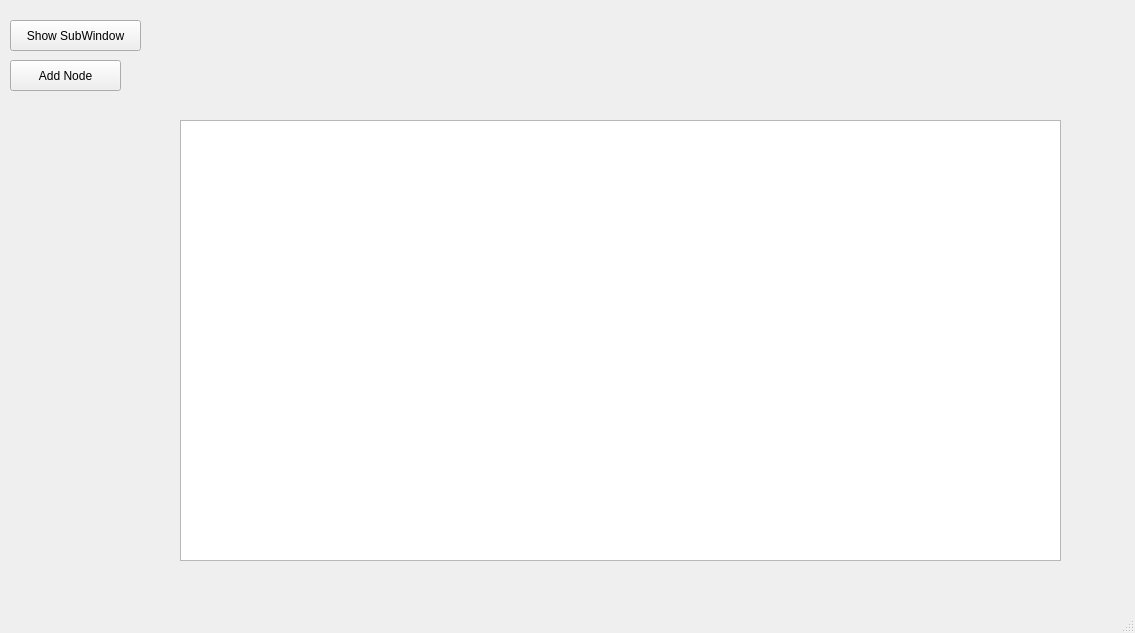
Qt form mainwindow.ui (wenhao801/GraphEditorPlus) before a commit.
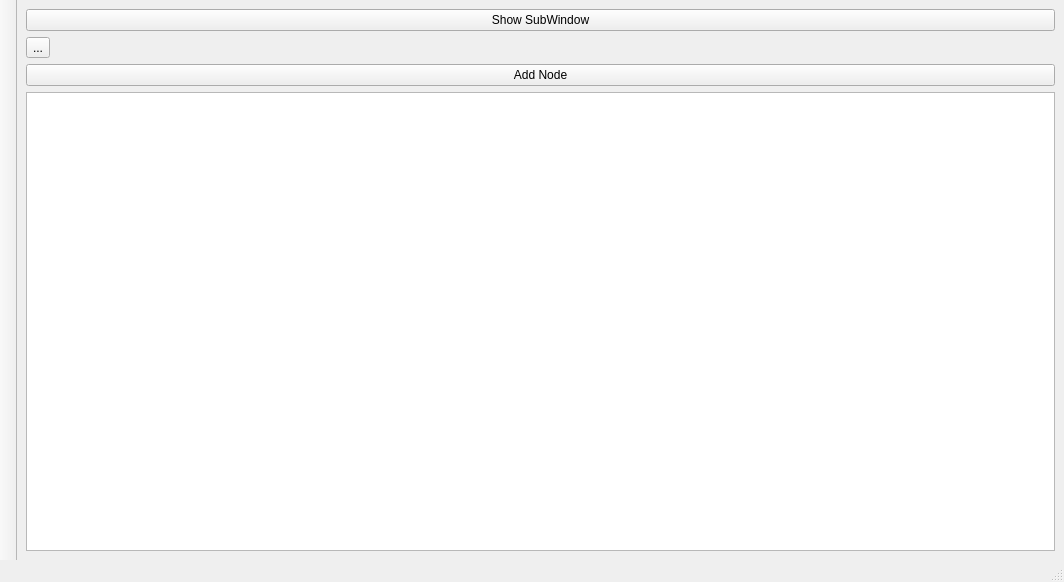
The same form after that commit. Icons and pictures are not drawn.

Diff of the .ui file:
```diff
--- a/mainwindow.ui
+++ b/mainwindow.ui
@@ -6,50 +6,57 @@
    <rect>
     <x>0</x>
     <y>0</y>
-    <width>1135</width>
-    <height>633</height>
+    <width>1064</width>
+    <height>582</height>
    </rect>
   </property>
   <property name="windowTitle">
    <string>MainWindow</string>
   </property>
   <widget class="QWidget" name="centralwidget">
+   <layout class="QVBoxLayout" name="verticalLayout">
+    <item>
    <widget class="QPushButton" name="showSub">
-    <property name="geometry">
-     <rect>
-      <x>10</x>
-      <y>20</y>
-      <width>131</width>
-      <height>31</height>
-     </rect>
-    </property>
     <property name="text">
      <string>Show SubWindow</string>
     </property>
    </widget>
-   <widget class="QGraphicsView" name="graphicsView">
-    <property name="geometry">
-     <rect>
-      <x>180</x>
-      <y>120</y>
-      <width>881</width>
-      <height>441</height>
-     </rect>
-    </property>
-   </widget>
+    </item>
+    <item>
+     <widget class="QToolButton" name="toolButton">
+      <property name="text">
+       <string>...</string>
+      </property>
+      <property name="icon">
+       <iconset>
+        <normaloff>C:/Users/wenha/Desktop/31488.png</normaloff>C:/Users/wenha/Desktop/31488.png</iconset>
+      </property>
+      <property name="iconSize">
+       <size>
+        <width>32</width>
+        <height>32</height>
+       </size>
+      </property>
+     </widget>
+    </item>
+    <item>
    <widget class="QPushButton" name="addNode">
-    <property name="geometry">
-     <rect>
-      <x>10</x>
-      <y>60</y>
-      <width>111</width>
-      <height>31</height>
-     </rect>
-    </property>
     <property name="text">
      <string>Add Node</string>
     </property>
    </widget>
+    </item>
+    <item>
+     <widget class="QGraphicsView" name="graphicsView">
+      <property name="sizePolicy">
+       <sizepolicy hsizetype="Expanding" vsizetype="Expanding">
+        <horstretch>0</horstretch>
+        <verstretch>0</verstretch>
+       </sizepolicy>
+      </property>
+     </widget>
+    </item>
+   </layout>
   </widget>
   <widget class="QMenuBar" name="menubar">
    <property name="geometry">
@@ -62,6 +69,26 @@
    </property>
   </widget>
   <widget class="QStatusBar" name="statusbar"/>
+  <widget class="QToolBar" name="toolBar">
+   <property name="windowTitle">
+    <string>toolBar</string>
+   </property>
+   <property name="movable">
+    <bool>false</bool>
+   </property>
+   <property name="iconSize">
+    <size>
+     <width>48</width>
+     <height>48</height>
+    </size>
+   </property>
+   <attribute name="toolBarArea">
+    <enum>LeftToolBarArea</enum>
+   </attribute>
+   <attribute name="toolBarBreak">
+    <bool>false</bool>
+   </attribute>
+  </widget>
  </widget>
  <resources/>
  <connections/>
```
Left out of the diff: 2 changed lines with no effect on the pictures. Lines whose indentation alone changed are shown as unchanged.
